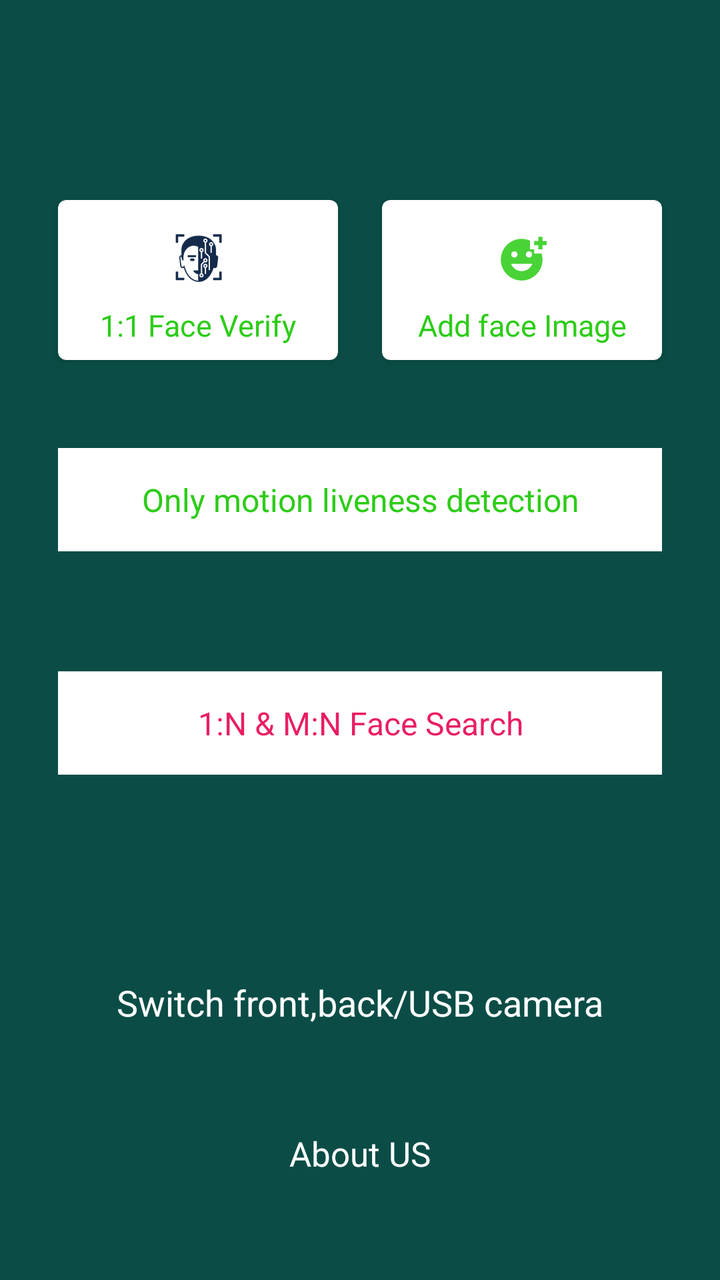
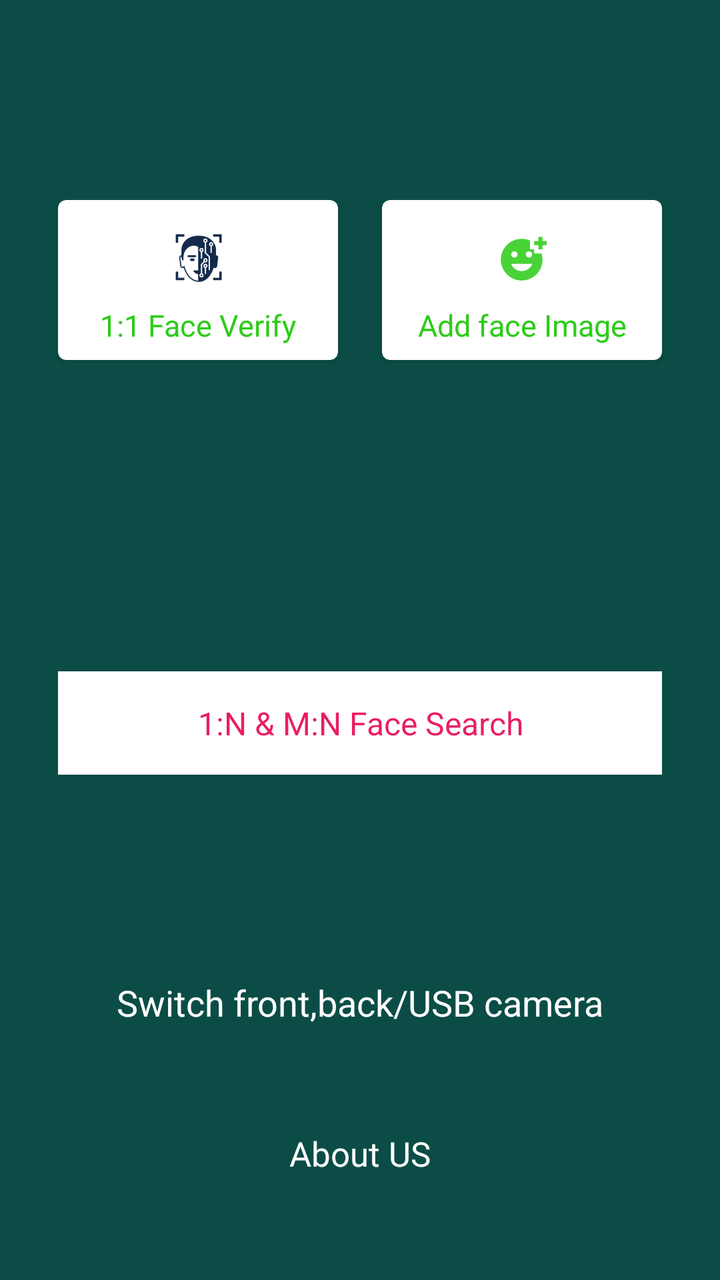

An Android layout rendered at two revisions. The XML below is the earlier revision; the diff shows what the commit changed to produce the second picture.
<!-- AndroidManifest.xml: application theme AppTheme -->
<!-- res/layout/activity_navi.xml -->
<?xml version="1.0" encoding="utf-8"?>
<androidx.constraintlayout.widget.ConstraintLayout xmlns:android="http://schemas.android.com/apk/res/android"
    xmlns:app="http://schemas.android.com/apk/res-auto"
    xmlns:tools="http://schemas.android.com/tools"
    android:layout_width="match_parent"
    android:layout_height="match_parent"
    android:background="@color/colorAccent"
    android:paddingTop="100dp"
    tools:context=".NaviActivity">

    
    <androidx.cardview.widget.CardView
        android:id="@+id/face_verify_card"
        android:layout_width="0dp"
        android:layout_height="80dp"
        app:cardCornerRadius="4dp"
        android:layout_marginLeft="29dp"
        android:layout_marginRight="11dp"
        app:cardBackgroundColor="@color/white"
        app:layout_constraintEnd_toStartOf="@+id/update_base_image"
        app:layout_constraintStart_toStartOf="parent"
        app:layout_constraintTop_toTopOf="parent">

        <LinearLayout
            android:layout_width="match_parent"
            android:layout_height="wrap_content"
            android:layout_gravity="center"
            android:orientation="vertical">

            <ImageView
                android:layout_width="45dp"
                android:layout_height="45dp"
                android:padding="4dp"
                android:layout_gravity="center_horizontal"
                android:src="@drawable/band_image" />

            <TextView
                android:id="@+id/face_verify"
                android:layout_width="match_parent"
                android:layout_height="wrap_content"
                android:layout_gravity="center_horizontal"
                android:gravity="center"
                android:text="@string/face_verify_1vs1"
                android:textColor="#2DCC18"
                android:textSize="15sp" />

        </LinearLayout>

    </androidx.cardview.widget.CardView>


    
    <androidx.cardview.widget.CardView
        android:id="@+id/update_base_image"
        android:layout_width="0dp"
        android:layout_height="80dp"
        app:cardCornerRadius="4dp"
        android:layout_marginRight="29dp"
        android:layout_marginLeft="11dp"
        app:cardBackgroundColor="@color/white"
        app:layout_constraintEnd_toEndOf="parent"
        app:layout_constraintStart_toEndOf="@+id/face_verify_card"
        app:layout_constraintTop_toTopOf="parent">

        <LinearLayout
            android:layout_width="match_parent"
            android:layout_height="wrap_content"
            android:layout_gravity="center"
            android:orientation="vertical">

            <ImageView
                android:layout_width="45dp"
                android:layout_height="45dp"
                android:padding="10dp"
                android:layout_gravity="center_horizontal"
                android:src="@drawable/ic_add_face" />

            <TextView
                android:id="@+id/change_base_img"
                android:layout_width="match_parent"
                android:layout_height="wrap_content"
                android:layout_gravity="center_horizontal"
                android:gravity="center"
                android:text="@string/add_face_image"
                android:textColor="#2DCC18"
                android:textSize="15sp"
                app:layout_constraintTop_toBottomOf="@+id/update_base_image" />

        </LinearLayout>

    </androidx.cardview.widget.CardView>



    <TextView
        android:id="@+id/liveness_detection"
        android:layout_width="match_parent"
        android:layout_height="wrap_content"
        android:layout_marginTop="44dp"
        android:background="@color/white"
        android:gravity="center"
        android:layout_marginLeft="29dp"
        android:layout_marginRight="29dp"
        android:paddingTop="15dp"
        android:paddingBottom="15dp"
        android:text="@string/only_motion_liveness_detection"
        android:textColor="#2DCC18"
        android:textSize="16sp"
        android:visibility="visible"
        app:layout_constraintEnd_toEndOf="parent"
        app:layout_constraintStart_toStartOf="parent"
        app:layout_constraintTop_toBottomOf="@+id/update_base_image" />


    <TextView
        android:id="@+id/face_search_1_n"
        android:layout_width="match_parent"
        android:layout_height="wrap_content"
        android:layout_marginTop="60dp"
        android:background="@color/white"
        android:gravity="center"
        android:layout_marginLeft="29dp"
        android:layout_marginRight="29dp"
        android:paddingTop="15dp"
        android:paddingBottom="15dp"
        android:visibility="visible"
        android:text="@string/face_search_navi"
        android:textColor="@color/red"
        android:textSize="16sp"
        app:layout_constraintEnd_toEndOf="parent"
        app:layout_constraintStart_toStartOf="parent"
        app:layout_constraintTop_toBottomOf="@+id/liveness_detection" />


    <TextView
        android:id="@+id/change_camera"
        android:layout_width="match_parent"
        android:layout_height="wrap_content"
        android:layout_gravity="bottom"
        android:gravity="center"
        android:textColor="@android:color/white"
        android:textSize="18sp"
        android:layout_marginTop="5dp"
        android:layout_marginBottom="33dp"
        app:layout_constraintBottom_toTopOf="@+id/more_about_me"
        android:text="@string/switch_camera" />


    <TextView
        android:id="@+id/more_about_me"
        android:layout_width="match_parent"
        android:layout_height="wrap_content"
        android:gravity="center"
        android:padding="19dp"
        android:visibility="visible"
        android:text="@string/about_us"
        android:textColor="@android:color/white"
        android:textSize="17sp"
        android:layout_marginBottom="33dp"
        app:layout_constraintBottom_toBottomOf="parent" />


</androidx.constraintlayout.widget.ConstraintLayout>
<!-- resources referenced by this layout -->
<resources>
  <color name="colorAccent">#0B4D46</color>
  <color name="red">#E91E63</color>
  <color name="white">#FFFFFFFF</color>
  <!-- drawable band_image: png bitmap (drawable, 20224 bytes) -->
  <!-- drawable ic_add_face (drawable) -->
  <vector android:alpha="0.87" android:height="22dp"
      android:tint="#2DCC18" android:viewportHeight="24"
      android:viewportWidth="24" android:width="22dp" xmlns:android="http://schemas.android.com/apk/res/android">
      <path android:fillColor="@android:color/white" android:pathData="M18,9V7h-2V2.84C14.77,2.3 13.42,2 11.99,2C6.47,2 2,6.48 2,12s4.47,10 9.99,10C17.52,22 22,17.52 22,12c0,-1.05 -0.17,-2.05 -0.47,-3H18zM15.5,8C16.33,8 17,8.67 17,9.5S16.33,11 15.5,11S14,10.33 14,9.5S14.67,8 15.5,8zM8.5,8C9.33,8 10,8.67 10,9.5S9.33,11 8.5,11S7,10.33 7,9.5S7.67,8 8.5,8zM12,17.5c-2.33,0 -4.31,-1.46 -5.11,-3.5h10.22C16.31,16.04 14.33,17.5 12,17.5zM22,3h2v2h-2v2h-2V5h-2V3h2V1h2V3z"/>
  </vector>
  <string name="about_us">About US</string>
  <string name="add_face_image">Add face Image</string>
  <string name="face_search_navi">1:N &amp; M:N  Face Search </string>
  <string name="face_verify_1vs1">1:1 Face Verify </string>
  <string name="only_motion_liveness_detection">Only motion liveness detection</string>
  <string name="switch_camera">Switch front,back/USB camera </string>
  <style name="AppTheme" parent="Theme.MaterialComponents.DayNight.NoActionBar">
          
          <item name="colorControlNormal">@android:color/white</item>
          <item name="colorPrimary">@color/colorPrimary</item>
          <item name="colorPrimaryDark">@color/colorPrimaryDark</item>
          <item name="colorAccent">@color/colorAccent</item>
      </style>
  <color name="colorPrimary">#0B4D46</color>
  <color name="colorPrimaryDark">#0B4D46</color>
</resources>

<!-- the commit's change to res/layout/activity_navi.xml (unified diff, before → after) -->
@@ -106,7 +106,7 @@
         android:text="@string/only_motion_liveness_detection"
         android:textColor="#2DCC18"
         android:textSize="16sp"
-        android:visibility="visible"
+        android:visibility="invisible"
         app:layout_constraintEnd_toEndOf="parent"
         app:layout_constraintStart_toStartOf="parent"
         app:layout_constraintTop_toBottomOf="@+id/update_base_image" />
<!-- resource entries referenced after the edit -->
@@ -22,8 +22,14 @@
           <item name="colorPrimary">@color/colorPrimary</item>
           <item name="colorPrimaryDark">@color/colorPrimaryDark</item>
           <item name="colorAccent">@color/colorAccent</item>
+          <item name="alertDialogTheme">@style/Theme.AppCompat.Light.Dialog.Alert.Self</item>
+  
       </style>
   <color name="colorPrimary">#0B4D46</color>
   <color name="colorPrimaryDark">#0B4D46</color>
+  <style name="Theme.AppCompat.Light.Dialog.Alert.Self" parent="@style/Theme.AppCompat.Light.Dialog.Alert">
+          
+          <item name="colorAccent">@color/white</item>
+      </style>
 </resources>
 
